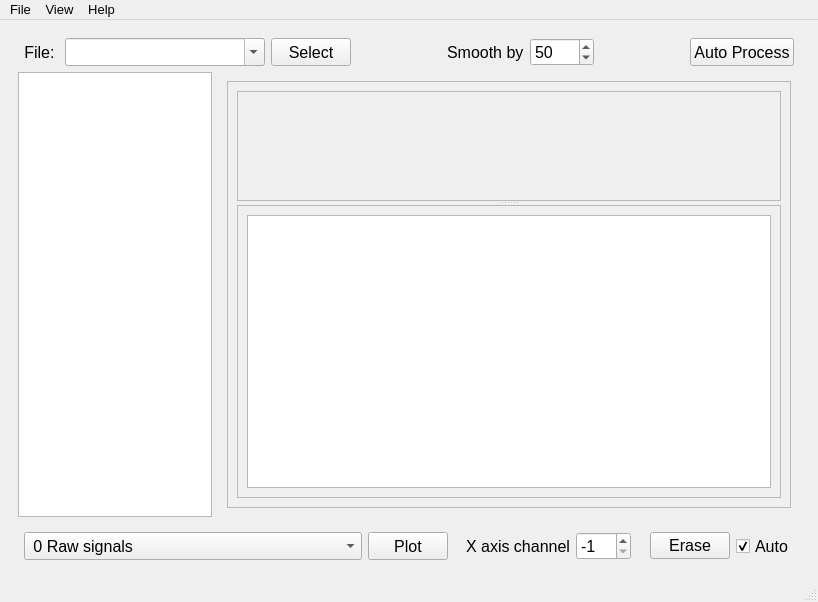
The window that emittance/Emittance1.ui (salinsalins/LoggerPlotterPy) describes before a commit, drawn with Qt 5.
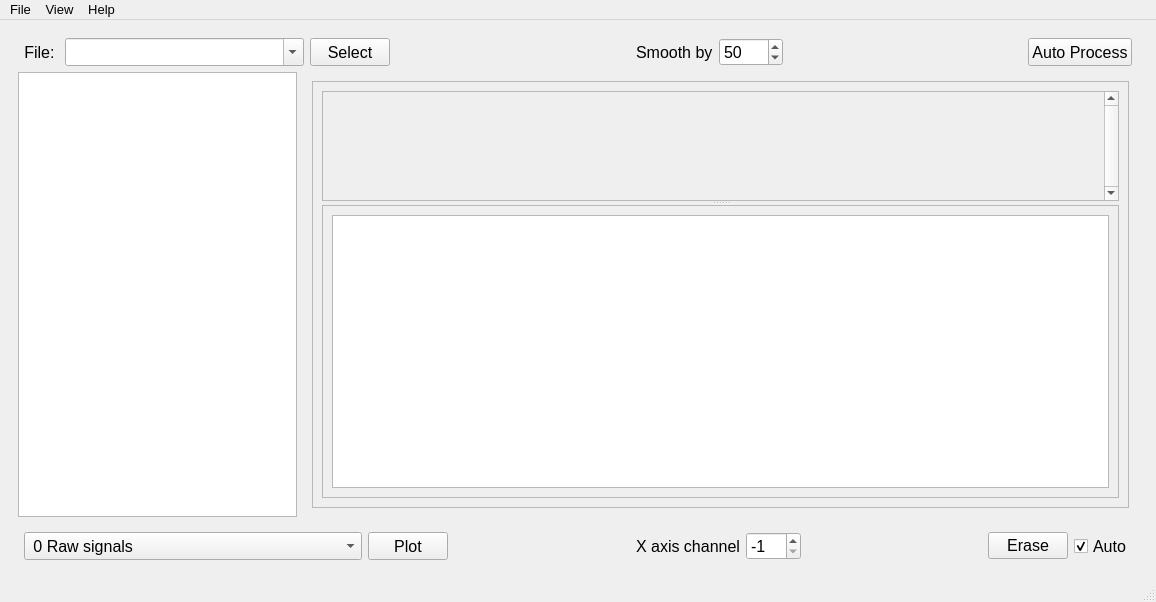
The same window after the commit. Custom widgets are drawn as their Qt base class.

Patch:
```diff
--- a/emittance/Emittance1.ui
+++ b/emittance/Emittance1.ui
@@ -6,7 +6,7 @@
    <rect>
     <x>0</x>
     <y>0</y>
-    <width>818</width>
+    <width>1156</width>
     <height>602</height>
    </rect>
   </property>
@@ -452,6 +452,9 @@
                       <verstretch>4</verstretch>
                      </sizepolicy>
                     </property>
+                    <property name="verticalScrollBarPolicy">
+                     <enum>Qt::ScrollBarAlwaysOn</enum>
+                    </property>
                     <property name="widgetResizable">
                      <bool>true</bool>
                     </property>
@@ -460,8 +463,8 @@
                       <rect>
                        <x>0</x>
                        <y>0</y>
-                       <width>542</width>
-                       <height>143</height>
+                       <width>739</width>
+                       <height>123</height>
                       </rect>
                      </property>
                      <property name="sizePolicy">
@@ -509,8 +512,8 @@
                       <rect>
                        <x>0</x>
                        <y>0</y>
-                       <width>542</width>
-                       <height>254</height>
+                       <width>765</width>
+                       <height>178</height>
                       </rect>
                      </property>
                      <property name="sizePolicy">
@@ -813,8 +816,8 @@
     <rect>
      <x>0</x>
      <y>0</y>
-     <width>818</width>
-     <height>23</height>
+     <width>1156</width>
+     <height>34</height>
     </rect>
    </property>
    <property name="font">
```
